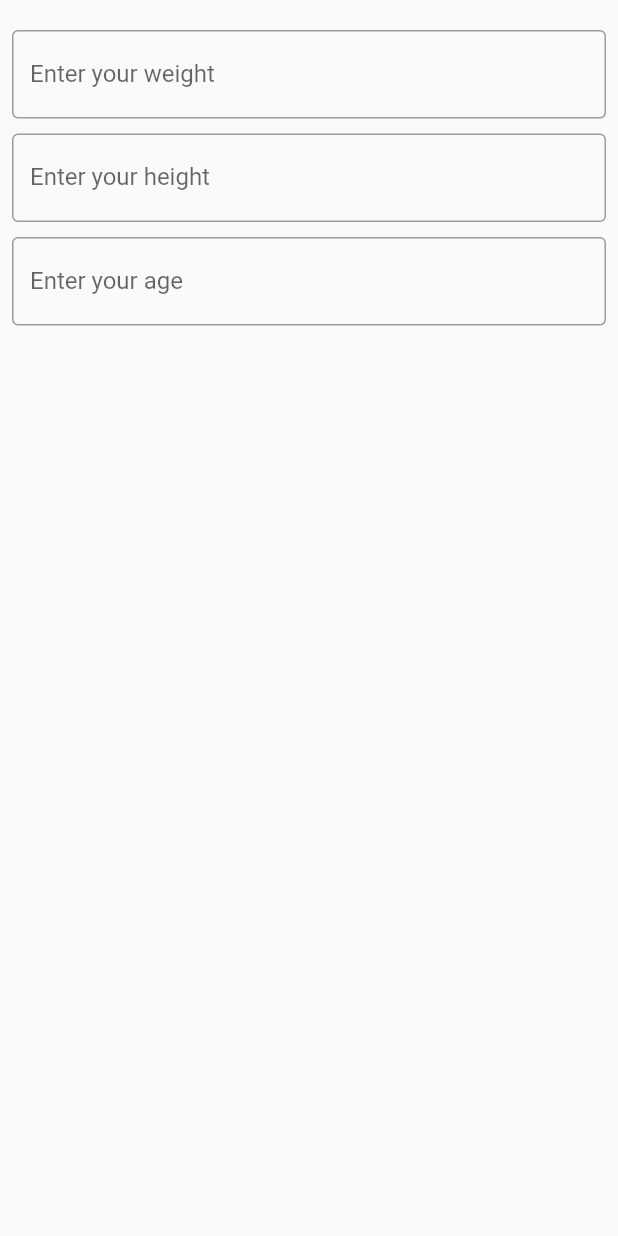
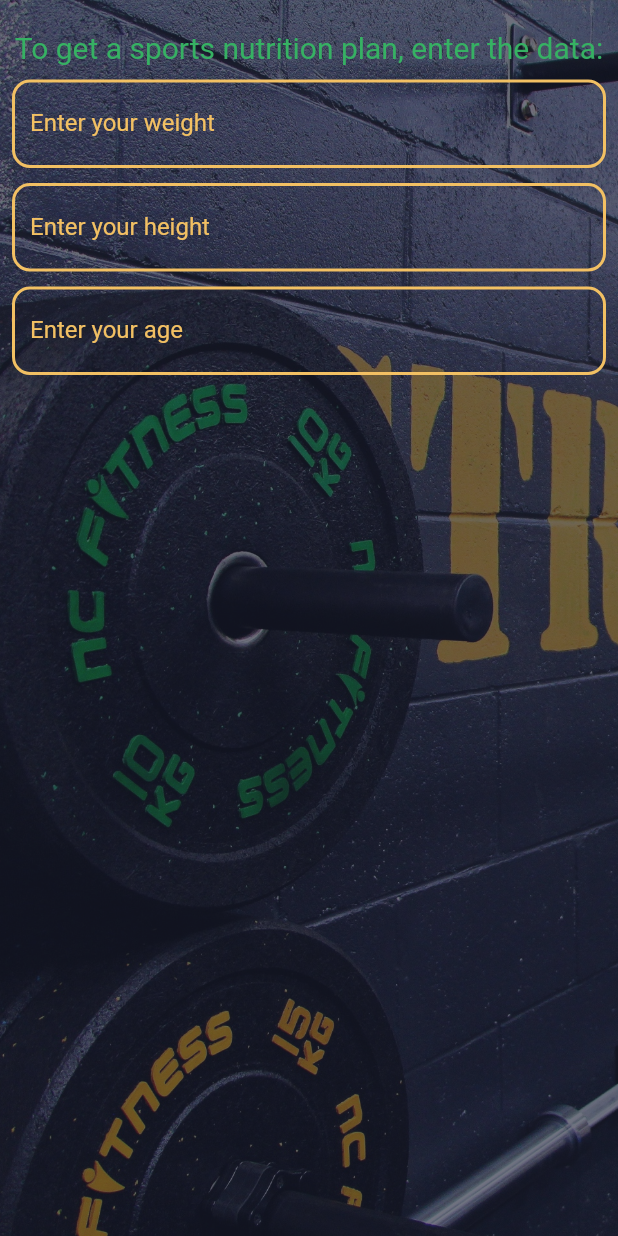
Before and after one commit to SerishaNoi/remoute_config_test, a Flutter app: the DummyScreen screen opened directly, on a phone screen of 412 x 824 dp. Run offline on Flutter 3.47's test engine with Material 2 defaults, Android fonts, the phone set to English and light mode, and no system bars; our stand-ins replace bloc, connectivity_plus, device_info_plus, firebase_core, firebase_remote_config, flutter_bloc and 3 more; missing offline and left inert: flutter_inappwebview; accounts and stored records are empty.

Commit message:
added bacground images and other dummy stylization

```diff
--- a/lib/screens/dummy_screen.dart/dummy_screen.dart
+++ b/lib/screens/dummy_screen.dart/dummy_screen.dart
@@ -5,6 +5,7 @@ import 'package:flutter_bloc/flutter_bloc.dart';
 import 'package:remoute_config_test/cubit/dummy_cubit/cubit/dummy_cubit.dart';
 import 'package:remoute_config_test/methods/calculate_calories.dart';
 import 'package:remoute_config_test/screens/dummy_screen.dart/widgets/recomended_dishes_box.dart';
+import 'package:remoute_config_test/screens/dummy_screen.dart/widgets/styled_text_form_firld.dart';
 import 'package:remoute_config_test/screens/dummy_screen.dart/widgets/test_spans_widget.dart';
 
 const String notHaveRecomendedDishesMEsaage =
@@ -65,18 +66,38 @@ class _DummyScreenState extends State<DummyScreen> {
       builder: (context, state) {
         return state.maybeWhen(
           initial: () {
-            return Scaffold(
-              body: Padding(
+            return SafeArea(
+              child: Scaffold(
+                body: DecoratedBox(
+                  decoration: const BoxDecoration(
+                    image: DecorationImage(
+                      image: AssetImage('assets/images/Gym_2.png'),
+                      fit: BoxFit.cover,
+                    ),
+                  ),
+                  child: Padding(
                     padding: const EdgeInsets.symmetric(horizontal: 8, vertical: 20),
                     child: Column(
                       children: [
-                    TextFormField(
-                      decoration: const InputDecoration(
-                        border: OutlineInputBorder(),
-                        labelText: 'Enter your weight',
+                        const Text(
+                          'To get a sports nutrition plan, enter the data:',
+                          style: TextStyle(
+                            fontSize: 20,
+                            fontWeight: FontWeight.w400,
+                            color: Color(0xFF36B163),
                           ),
-                      controller: weightController,
-                      keyboardType: TextInputType.number,
+                        ),
+                        const SizedBox(
+                          height: 10,
+                        ),
+                        StyledTextFormField(
+                          enebledBorderColor: const Color(0xFFf2c063),
+                          focusedBorderColor: const Color(0xFF36B163),
+                          lableColor: const Color(0xFFf2c063),
+                          editedTextStyle: const Color(0xFFf2c063),
+                          textEditingController: weightController,
+                          lable: 'Enter your weight',
+                          providedContext: context,
                           onChanged: (value) {
                             _onValueIsChanged();
                           },
@@ -84,13 +105,14 @@ class _DummyScreenState extends State<DummyScreen> {
                         const SizedBox(
                           height: 10,
                         ),
-                    TextFormField(
-                      decoration: const InputDecoration(
-                        border: OutlineInputBorder(),
-                        labelText: 'Enter your height',
-                      ),
-                      keyboardType: TextInputType.number,
-                      controller: heightController,
+                        StyledTextFormField(
+                          enebledBorderColor: const Color(0xFFf2c063),
+                          focusedBorderColor: const Color(0xFF36B163),
+                          lableColor: const Color(0xFFf2c063),
+                          editedTextStyle: const Color(0xFFf2c063),
+                          textEditingController: heightController,
+                          providedContext: context,
+                          lable: 'Enter your height',
                           onChanged: (value) {
                             _onValueIsChanged();
                           },
@@ -98,18 +120,21 @@ class _DummyScreenState extends State<DummyScreen> {
                         const SizedBox(
                           height: 10,
                         ),
-                    TextFormField(
-                      decoration: const InputDecoration(
-                        border: OutlineInputBorder(),
-                        labelText: 'Enter your age',
-                      ),
-                      keyboardType: TextInputType.number,
-                      controller: ageController,
+                        StyledTextFormField(
+                          enebledBorderColor: const Color(0xFFf2c063),
+                          focusedBorderColor: const Color(0xFF36B163),
+                          lableColor: const Color(0xFFf2c063),
+                          editedTextStyle: const Color(0xFFf2c063),
+                          textEditingController: ageController,
+                          providedContext: context,
+                          lable: 'Enter your age',
                           onChanged: (value) {
                             _onValueIsChanged();
                           },
                         ),
                       ],
+                    ),
+                  ),
                 ),
               ),
             );
@@ -125,7 +150,15 @@ class _DummyScreenState extends State<DummyScreen> {
             isCalculated,
           ) {
             return Scaffold(
+              backgroundColor: const Color(0xff302f38),
               body: SingleChildScrollView(
+                child: DecoratedBox(
+                  decoration: const BoxDecoration(
+                    image: DecorationImage(
+                      image: AssetImage('assets/images/Gym_2.png'),
+                      fit: BoxFit.cover,
+                    ),
+                  ),
                   child: Column(
                     children: [
                       const SizedBox(
@@ -134,13 +167,27 @@ class _DummyScreenState extends State<DummyScreen> {
                       Padding(
                         padding: const EdgeInsets.symmetric(horizontal: 8),
                         child: Column(
+                          crossAxisAlignment: CrossAxisAlignment.start,
                           children: [
-                          TextFormField(
-                            decoration: const InputDecoration(
-                              border: OutlineInputBorder(),
-                              labelText: 'Enter your weight',
+                            const Text(
+                              'See what you geted:',
+                              style: TextStyle(
+                                fontSize: 20,
+                                fontWeight: FontWeight.w400,
+                                color: Color(0xFF36B163),
                               ),
-                            controller: weightController,
+                            ),
+                            const SizedBox(
+                              height: 10,
+                            ),
+                            StyledTextFormField(
+                              enebledBorderColor: const Color(0xFFf2c063),
+                              focusedBorderColor: const Color(0xFF36B163),
+                              lableColor: const Color(0xFFf2c063),
+                              editedTextStyle: const Color(0xFFf2c063),
+                              textEditingController: weightController,
+                              lable: 'Enter your weight',
+                              providedContext: context,
                               onChanged: (value) {
                                 _onValueIsChanged();
                               },
@@ -148,12 +195,14 @@ class _DummyScreenState extends State<DummyScreen> {
                             const SizedBox(
                               height: 10,
                             ),
-                          TextFormField(
-                            decoration: const InputDecoration(
-                              border: OutlineInputBorder(),
-                              labelText: 'Enter your height',
-                            ),
-                            controller: heightController,
+                            StyledTextFormField(
+                              enebledBorderColor: const Color(0xFFf2c063),
+                              focusedBorderColor: const Color(0xFF36B163),
+                              lableColor: const Color(0xFFf2c063),
+                              editedTextStyle: const Color(0xFFf2c063),
+                              textEditingController: heightController,
+                              providedContext: context,
+                              lable: 'Enter your height',
                               onChanged: (value) {
                                 _onValueIsChanged();
                               },
@@ -161,12 +210,14 @@ class _DummyScreenState extends State<DummyScreen> {
                             const SizedBox(
                               height: 10,
                             ),
-                          TextFormField(
-                            decoration: const InputDecoration(
-                              border: OutlineInputBorder(),
-                              labelText: 'Enter your age',
-                            ),
-                            controller: ageController,
+                            StyledTextFormField(
+                              enebledBorderColor: const Color(0xFFf2c063),
+                              focusedBorderColor: const Color(0xFF36B163),
+                              lableColor: const Color(0xFFf2c063),
+                              editedTextStyle: const Color(0xFFf2c063),
+                              textEditingController: ageController,
+                              providedContext: context,
+                              lable: 'Enter your age',
                               onChanged: (value) {
                                 _onValueIsChanged();
                               },
@@ -180,6 +231,8 @@ class _DummyScreenState extends State<DummyScreen> {
                           crossAxisAlignment: CrossAxisAlignment.start,
                           children: [
                             CaloriesTextSpan(
+                              coloriesValueColor: const Color(0xFFeda115),
+                              titileColor: const Color(0xFF36B163),
                               calories: totalCaloriesScore.toString(),
                               titleText: 'Your daily norm of calories is: ',
                             ),
@@ -187,6 +240,8 @@ class _DummyScreenState extends State<DummyScreen> {
                               height: 8,
                             ),
                             CaloriesTextSpan(
+                              coloriesValueColor: const Color(0xFFeda115),
+                              titileColor: const Color(0xFF36B163),
                               calories: breakfastCalories.toString(),
                               titleText: 'Your breakfast norm of calories is: ',
                             ),
@@ -200,11 +255,14 @@ class _DummyScreenState extends State<DummyScreen> {
                             ),
                             // take a random dishes from list of breakfast dishes closure to this calories value
                             CaloriesTextSpan(
+                              coloriesValueColor: const Color(0xFFeda115),
+                              titileColor: const Color(0xFF36B163),
                               calories: lunchCalories.toString(),
                               titleText: 'Your lunch norm of calories is: ',
                             ),
                             RecomendedDishesBox(
-                            title: 'To your caloric value, you can take this dishes to Your lunch:',
+                              title:
+                                  'To your caloric value, you can take this dishes to Your lunch:',
                               recomendedDishes: recomendedLunchDishes.isNotEmpty
                                   ? recomendedLunchDishes[
                                           Random().nextInt(recomendedLunchDishes.length)]
@@ -214,6 +272,8 @@ class _DummyScreenState extends State<DummyScreen> {
 
                             // take a random dishes from list of lunch dishes closure to this calories value
                             CaloriesTextSpan(
+                              coloriesValueColor: const Color(0xFFeda115),
+                              titileColor: const Color(0xFF36B163),
                               calories: supperCalories.toString(),
                               titleText: 'Your supper norm of calories is: ',
                             ),
@@ -232,6 +292,7 @@ class _DummyScreenState extends State<DummyScreen> {
                     ],
                   ),
                 ),
+              ),
             );
           },
           orElse: () => const SizedBox.shrink(),
--- /dev/null
+++ b/lib/screens/dummy_screen.dart/widgets/styled_text_form_firld.dart
@@ -0,0 +1,58 @@
+import 'package:flutter/material.dart';
+
+class StyledTextFormField extends StatefulWidget {
+  final TextEditingController textEditingController;
+  final Function(dynamic) onChanged;
+  final Color enebledBorderColor;
+  final Color focusedBorderColor;
+  final Color lableColor;
+  final Color editedTextStyle;
+  final String lable;
+  final BuildContext providedContext;
+
+  const StyledTextFormField({
+    super.key,
+    required this.textEditingController,
+    required this.onChanged,
+    required this.enebledBorderColor,
+    required this.focusedBorderColor,
+    required this.lableColor,
+    required this.editedTextStyle,
+    required this.lable,
+    required this.providedContext,
+  });
+
+  @override
+  State<StyledTextFormField> createState() => _StyledTextFormFieldState();
+}
+
+class _StyledTextFormFieldState extends State<StyledTextFormField> {
+  @override
+  Widget build(BuildContext providedContext) {
+    return TextFormField(
+      style: TextStyle(color: widget.editedTextStyle),
+      decoration: InputDecoration(
+        enabledBorder: OutlineInputBorder(
+          borderSide: BorderSide(
+            color: widget.enebledBorderColor,
+            width: 2,
+          ),
+          borderRadius: const BorderRadius.all(
+            Radius.circular(12),
+          ),
+        ),
+        focusedBorder: OutlineInputBorder(
+          borderRadius: const BorderRadius.all(
+            Radius.circular(12),
+          ),
+          borderSide: BorderSide(color: widget.focusedBorderColor, width: 2),
+        ),
+        labelText: widget.lable,
+        labelStyle: TextStyle(color: widget.lableColor),
+      ),
+      controller: widget.textEditingController,
+      keyboardType: TextInputType.number,
+      onChanged: widget.onChanged,
+    );
+  }
+}
--- a/pubspec.yaml
+++ b/pubspec.yaml
@@ -72,6 +72,7 @@ flutter:
 
   assets:
     - assets/
+    - assets/images/
   # To add assets to your application, add an assets section, like this:
   # assets:
   #   - images/a_dot_burr.jpeg
```
Also changed, not shown: lib/screens/dummy_screen.dart/widgets/recomended_dishes_box.dart (+16 -6 lines), lib/screens/dummy_screen.dart/widgets/test_spans_widget.dart (+6 -4 lines), assets/images/Gym_2.png (added), assets/images/gym.png (added). Lines whose indentation alone changed are shown as unchanged.
